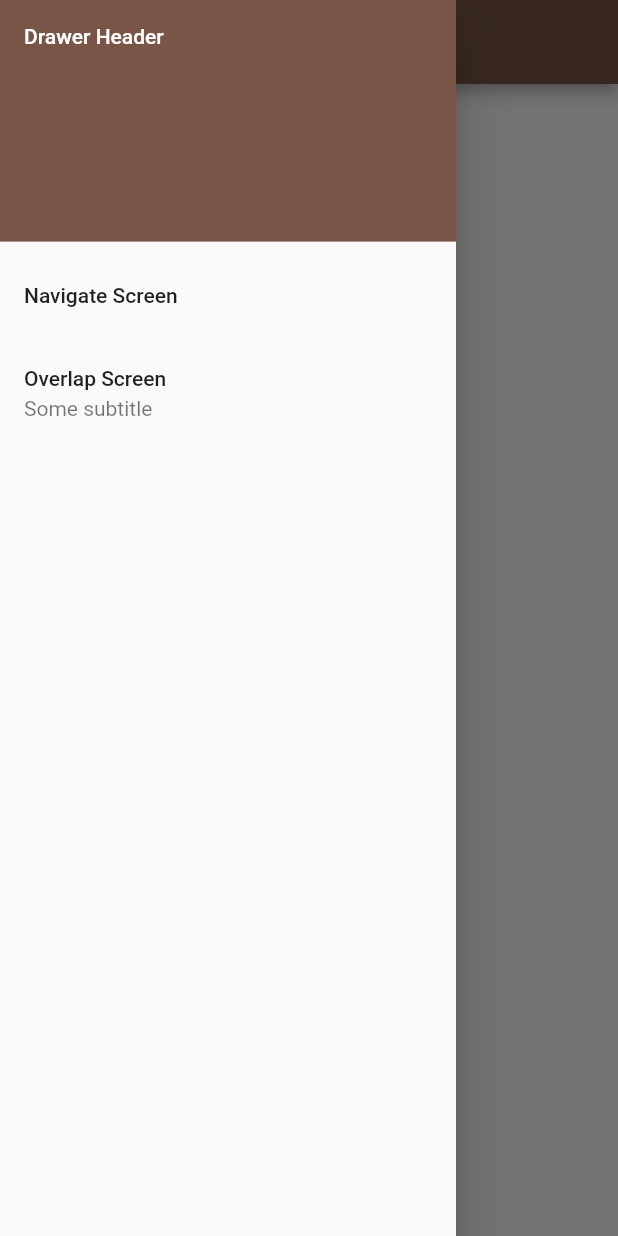
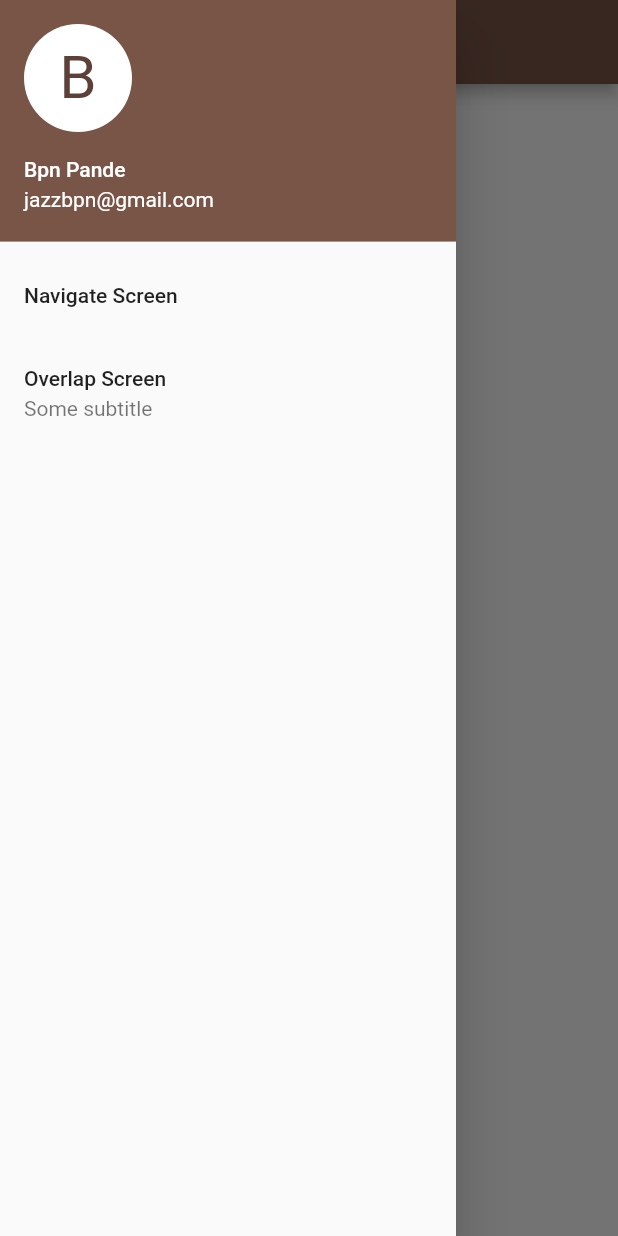
Before and after one commit to jazzbpn/goflutter, a Flutter app: the screen it shows after launch, with the side drawer open, on a phone screen of 412 x 824 dp. Run offline on Flutter 3.47's test engine with Material 2 defaults, Android fonts, the phone set to English and light mode, and no system bars.

Commit message:
Just covering basics only

```diff
--- a/lib/main.dart
+++ b/lib/main.dart
@@ -9,6 +9,17 @@ class MyApp extends StatelessWidget {
   Widget build(BuildContext context) {
     return MaterialApp(
       title: appTitle,
+      theme: new ThemeData(
+        // This is the theme of your application.
+        //
+        // Try running your application with "flutter run". You'll see the
+        // application has a blue toolbar. Then, without quitting the app, try
+        // changing the primarySwatch below to Colors.green and then invoke
+        // "hot reload" (press "r" in the console where you ran "flutter run",
+        // or press Run > Flutter Hot Reload in IntelliJ). Notice that the
+        // counter didn't reset back to zero; the application is not restarted.
+        primarySwatch: Colors.brown,
+      ),
       home: MyHomePage(title: appTitle),
     );
   }
@@ -23,13 +34,68 @@ class MyHomePage extends StatelessWidget {
   Widget build(BuildContext context) {
     return Scaffold(
         appBar: AppBar(
-        title: Text("Nepali",
+          title: Text("profyl.org",
               style: TextStyle(color: Colors.white),
               textDirection: TextDirection.ltr),
-        backgroundColor: Colors.brown,
+//        backgroundColor: Colors.brown,
         ),
-      body: SnackBarPage(),
-      drawer: Drawer(
+        body: HomeListPage(),
+        drawer: DrawerPage());
+  }
+}
+
+void showSnackBar(BuildContext context, String string) {
+  final snackBar = SnackBar(
+    content: Text('Clicked at row: ' + string.toUpperCase()),
+    action: SnackBarAction(
+      label: 'Undo',
+      onPressed: () {
+        // Some code to undo the change!
+      },
+    ),
+  );
+  Scaffold.of(context).showSnackBar(snackBar);
+}
+
+class HomeListPage extends StatelessWidget {
+  @override
+  Widget build(BuildContext context) {
+    // TODO: implement build
+    return ListView(
+      children: <Widget>[
+        ListTile(
+          leading: Icon(Icons.account_circle),
+          title: Text('Profile'),
+          onTap: () {
+            showSnackBar(context, 'Profile');
+          },
+        ),
+        ListTile(
+          leading: Icon(Icons.book),
+          title: Text('Navigate screen'),
+          onTap: () {
+            Navigator.push(context, MaterialPageRoute(builder: (_) {
+              return MainScreen();
+            }));
+          },
+        ),
+        ListTile(
+          leading: Icon(Icons.title),
+          title: Text('Replace Screen'),
+          onTap: (){
+
+          },
+        ),
+      ],
+    );
+  }
+}
+
+class DrawerPage extends StatelessWidget {
+  @override
+  Widget build(BuildContext context) {
+    // TODO: implement build
+    return Drawer(
       // Add a ListView to the drawer. This ensures the user can scroll
       // through the options in the Drawer if there isn't enough vertical
       // space to fit everything.
@@ -37,18 +103,22 @@ class MyHomePage extends StatelessWidget {
         // Important: Remove any padding from the ListView.
         padding: EdgeInsets.zero,
         children: <Widget>[
-            DrawerHeader(
-              child:
-                  Text('Drawer Header', style: TextStyle(color: Colors.white)),
-              decoration: BoxDecoration(
-                color: Colors.brown,
+          UserAccountsDrawerHeader(
+            accountName: Text("Bpn Pande"),
+            accountEmail: Text("jazzbpn@gmail.com"),
+            currentAccountPicture: CircleAvatar(
+              backgroundColor: Theme.of(context).platform == TargetPlatform.iOS
+                  ? Colors.brown
+                  : Colors.white,
+              child: Text(
+                "B",
+                style: TextStyle(fontSize: 40.0),
+              ),
             ),
           ),
           ListTile(
             title: Text('Navigate Screen'),
-              onTap: () {
-                Navigator.pop(context);
-              },
+            onTap: () {},
           ),
           ListTile(
             subtitle: Text("Some subtitle"),
@@ -58,36 +128,58 @@ class MyHomePage extends StatelessWidget {
               // ...
               // Then close the drawer
               Navigator.pop(context);
+//                Navigator.of(context).pop();
+//                Navigator.of(context).push(MaterialPageRoute(
+//                    builder: (BuildContext context) => NewPage("Page two")));
             },
           ),
         ],
-        ),
       ),
     );
   }
 }
 
-class SnackBarPage extends StatelessWidget {
+class MainScreen extends StatelessWidget {
   @override
   Widget build(BuildContext context) {
-    return Center(
-      child: RaisedButton(
-        onPressed: () {
-          final snackBar = SnackBar(
-            content: Text('Yay! A SnackBar!'),
-            action: SnackBarAction(
-              label: 'Undo',
-              onPressed: () {
-                // Some code to undo the change!
+    return Scaffold(
+      appBar: AppBar(
+        title: Text('Main Screen'),
+      ),
+      body: GestureDetector(
+        child: Hero(
+          tag: 'imageHero',
+          child: Image.network(
+            'https://picsum.photos/250?image=9',
+          ),
+        ),
+        onTap: () {
+          Navigator.push(context, MaterialPageRoute(builder: (_) {
+            return DetailScreen();
+          }));
         },
-            ),
-          );
-
-          // Find the Scaffold in the Widget tree and use it to show a SnackBar!
-          Scaffold.of(context).showSnackBar(snackBar);
-        },
-        child: Text('Show SnackBar'),
       ),
     );
   }
 }
+
+class DetailScreen extends StatelessWidget {
+  @override
+  Widget build(BuildContext context) {
+    return Scaffold(
+      body: GestureDetector(
+        child: Center(
+          child: Hero(
+            tag: 'imageHero',
+            child: Image.network(
+              'https://picsum.photos/250?image=9',
+            ),
+          ),
+        ),
+        onTap: () {
+          Navigator.pop(context);
+        },
+      ),
+    );
+  }
+}
--- a/pubspec.yaml
+++ b/pubspec.yaml
@@ -45,6 +45,9 @@ flutter:
   #  - images/a_dot_burr.jpeg
   #  - images/a_dot_ham.jpeg
 
+  assets:
+  - assets/images/
+
   # An image asset can refer to one or more resolution-specific "variants", see
   # https://flutter.io/assets-and-images/#resolution-aware.
 
```
Also changed, not shown: assets/images/logo.png (added), lib/routes.dart (added), 1 other file. Lines whose indentation alone changed are shown as unchanged.
